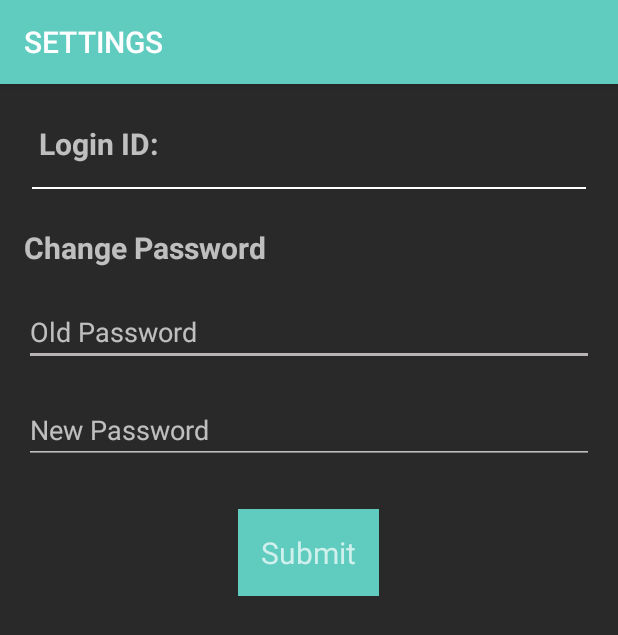
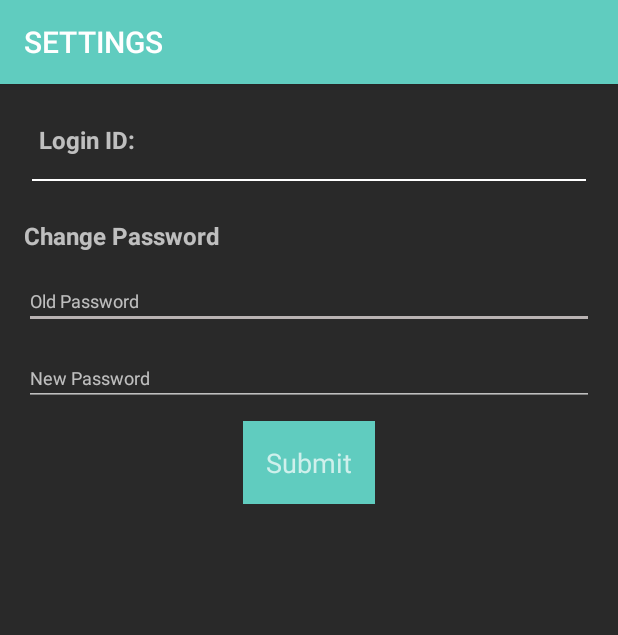
Before and after one commit to Presentech/HandsUp, an Android app: the AccountCredentialsActivity screen opened directly, with no data from a screen before it, on a phone screen of 412 x 824 dp. Shown: the top 635 px of the screen. Run offline under Robolectric (Android 15) with nearby library versions, the phone set to English and light mode, and no system bars.

Commit message:
settings_all_final

```diff
--- a/app/src/main/res/layout/activity_account_credentials.xml
+++ b/app/src/main/res/layout/activity_account_credentials.xml
@@ -12,7 +12,7 @@
         android:layout_height="wrap_content"
         android:layout_margin="10dp"
         android:text="sdsdsd"
-        android:textSize="20sp"
+        android:textSize="16sp"
         android:textStyle="bold" />
 
     <View
@@ -26,7 +26,7 @@
         android:layout_height="wrap_content"
         android:layout_marginTop="20dp"
         android:text="Change Password"
-        android:textSize="20sp"
+        android:textSize="16sp"
         android:textStyle="bold" />
 
 
@@ -34,36 +34,38 @@
         android:id="@+id/etOldPassword"
         android:layout_width="match_parent"
         android:layout_height="wrap_content"
-        android:layout_marginTop="20dp"
+        android:layout_marginTop="14dp"
         android:hint="Old Password"
         android:imeOptions="actionNext"
         android:inputType="textPassword"
         android:singleLine="true"
-        android:textColor="@color/textColour" />
+        android:textColor="@color/textColour"
+        android:textSize="12sp" />
 
 
     <EditText
         android:id="@+id/etNewPassword"
         android:layout_width="match_parent"
         android:layout_height="wrap_content"
-        android:layout_marginTop="20dp"
+        android:layout_marginTop="14dp"
 
         android:hint="New Password"
         android:imeOptions="actionNext"
         android:inputType="textPassword"
         android:singleLine="true"
-        android:textColor="@color/textColour" />
+        android:textColor="@color/textColour"
+        android:textSize="12sp" />
 
 
     <TextView
         android:layout_width="wrap_content"
         android:layout_height="wrap_content"
         android:layout_gravity="center"
-        android:layout_marginTop="30dp"
+        android:layout_marginTop="10dp"
         android:background="@color/presentechBlue"
         android:onClick="submitData"
         android:padding="15dp"
         android:text="Submit"
-        android:textSize="20sp" />
+        android:textSize="18sp" />
 
 </LinearLayout>
```
